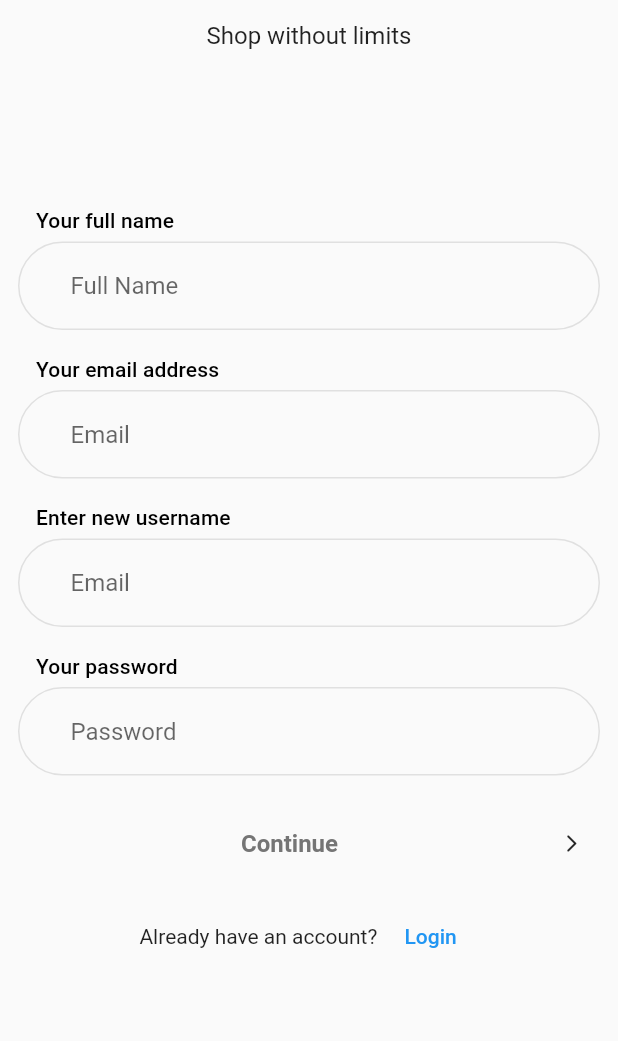
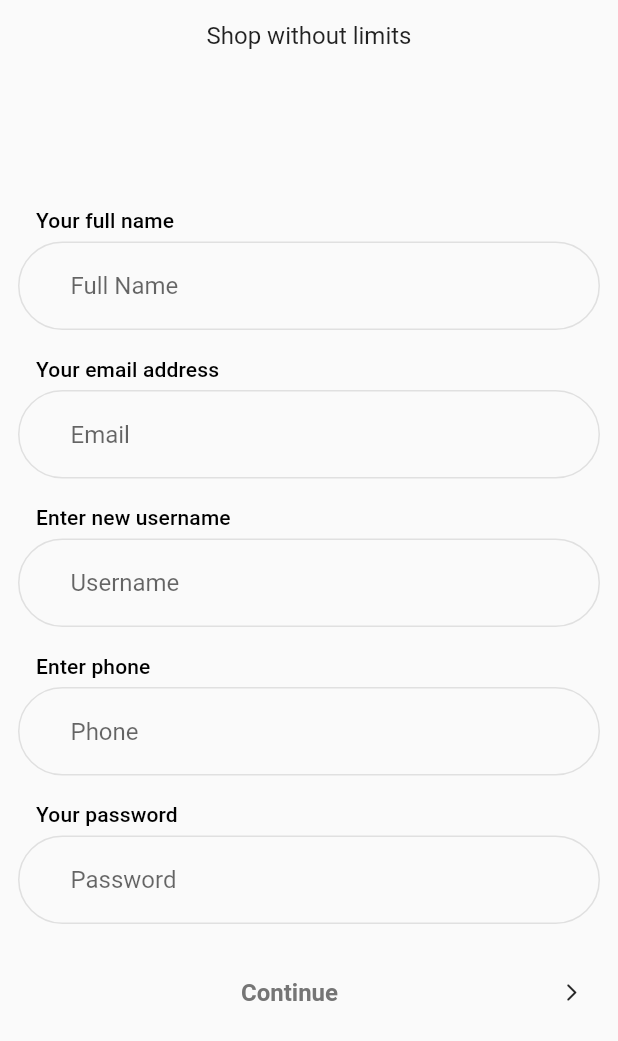
Before and after one commit to Iamkrishnaa/teicommerce, a Flutter app: the RegisterView screen opened by its route, on a phone screen of 412 x 824 dp, the part 195-1236 px from its top. Run offline on Flutter 3.47's test engine with Material 2 defaults, Android fonts, the phone set to English and light mode, and no system bars; our stand-ins replace badges, flutter_spinkit, font_awesome_flutter, get, google_fonts, shared_preferences; accounts and stored records are empty; network calls fail.

Commit message:
login register integrated

```diff
--- /dev/null
+++ b/lib/app/models/register/register_request.dart
@@ -0,0 +1,40 @@
+import 'dart:convert';
+
+class RegisterRequest {
+  RegisterRequest({
+    required this.email,
+    required this.fullName,
+    required this.userName,
+    required this.phoneNumber,
+    required this.password,
+  });
+
+  final String email;
+  final String fullName;
+  final String userName;
+  final String phoneNumber;
+  final String password;
+
+  static RegisterRequest registerRequestFromJson(String str) =>
+      RegisterRequest.fromJson(json.decode(str));
+
+  static String registerRequestToJson(RegisterRequest data) =>
+      json.encode(data.toJson());
+
+  factory RegisterRequest.fromJson(Map<String, dynamic> json) =>
+      RegisterRequest(
+        email: json["email"],
+        fullName: json["fullName"],
+        userName: json["userName"],
+        phoneNumber: json["phoneNumber"],
+        password: json["password"],
+      );
+
+  Map<String, dynamic> toJson() => {
+        "email": email,
+        "fullName": fullName,
+        "userName": userName,
+        "phoneNumber": phoneNumber,
+        "password": password,
+      };
+}
--- a/lib/app/modules/auth/controllers/auth_controller.dart
+++ b/lib/app/modules/auth/controllers/auth_controller.dart
@@ -11,10 +11,6 @@ class AuthController extends GetxController {
   handleAuth() async {
     SharedPreferences sharedPreferences = await SharedPreferences.getInstance();
     String? token = sharedPreferences.getString("token");
-    // await auth for 2 sec
-    await Future.delayed(
-      const Duration(seconds: 2),
-    );
 
     if (token != null) {
       Get.offAllNamed("home");
--- a/lib/app/modules/register/views/register_view.dart
+++ b/lib/app/modules/register/views/register_view.dart
@@ -2,6 +2,7 @@ import 'package:flutter/material.dart';
 import 'package:font_awesome_flutter/font_awesome_flutter.dart';
 
 import 'package:get/get.dart';
+import 'package:teicommerce/app/utils/helpers.dart';
 
 import '../../../consts/app_colors.dart';
 import '../../../consts/app_styles.dart';
@@ -134,12 +135,45 @@ class RegisterView extends GetView<RegisterController> {
                   ),
                 ),
                 TextFormField(
-                  controller: registerController.emailController,
+                  controller: registerController.userNameController,
                   decoration: InputDecoration(
                     border: kRoundedTextFormFieldBorder,
                     focusedBorder: kRoundedTextFormFieldBorder,
                     enabledBorder: kRoundedTextFormFieldBorder,
-                    hintText: "Email",
+                    hintText: "Username",
+                    contentPadding: const EdgeInsets.symmetric(
+                      horizontal: 35,
+                      vertical: 20,
+                    ),
+                    // prefixIcon: const Icon(
+                    //   Icons.email,
+                    // ),
+
+                    // suffixIcon: Icon(
+                    //   Icons.check,
+                    // ),
+                  ),
+                ),
+                const SizedBox(
+                  height: 12.0,
+                ),
+                Padding(
+                  padding: const EdgeInsets.symmetric(
+                    horizontal: 12.0,
+                    vertical: 6.0,
+                  ),
+                  child: Text(
+                    "Enter phone",
+                    style: Theme.of(context).textTheme.titleSmall,
+                  ),
+                ),
+                TextFormField(
+                  controller: registerController.phoneController,
+                  decoration: InputDecoration(
+                    border: kRoundedTextFormFieldBorder,
+                    focusedBorder: kRoundedTextFormFieldBorder,
+                    enabledBorder: kRoundedTextFormFieldBorder,
+                    hintText: "Phone",
                     contentPadding: const EdgeInsets.symmetric(
                       horizontal: 35,
                       vertical: 20,
@@ -189,19 +223,12 @@ class RegisterView extends GetView<RegisterController> {
                 ),
                 CustomRoundedButton(
                   color: Colors.grey.shade300,
-                  onTap: () {
-                    // LoginRequest loginRequest = LoginRequest(
-                    //   email: loginController.emailController.text,
-                    //   password: loginController.passwordController.text,
-                    // );
-                    // Get.showOverlay(
-                    //   asyncFunction: () async {
-                    //     await loginController.loginUser(loginRequest);
-                    //   },
-                    //   loadingWidget: const Center(
-                    //     child: CircularProgressIndicator(),
-                    //   ),
-                    // );
+                  onTap: () async {
+                    Get.showOverlay(
+                        asyncFunction: () async {
+                          await registerController.registerUser();
+                        },
+                        loadingWidget: Helpers.getLoadingWidget());
                   },
                   child: Row(
                     children: [
--- /dev/null
+++ b/lib/app/utils/helpers.dart
@@ -0,0 +1,10 @@
+import 'package:flutter/material.dart';
+import 'package:flutter_spinkit/flutter_spinkit.dart';
+
+class Helpers {
+  static getLoadingWidget() {
+    return const SpinKitChasingDots(
+      color: Colors.white,
+    );
+  }
+}
```
Also changed, not shown: lib/app/consts/app_apis.dart (added, +25 -0 lines), lib/app/models/login/login_request.dart (added, +29 -0 lines), lib/app/models/login/login_response.dart (added, +34 -0 lines), lib/app/modules/home/views/home_view.dart (+10 -1 lines), lib/app/modules/login/controllers/login_controller.dart (+51 -0 lines), lib/app/modules/login/views/login_view.dart (+7 -13 lines), lib/app/modules/register/controllers/register_controller.dart (+41 -0 lines), lib/app/services/auth_api_service.dart (added, +51 -0 lines), lib/app/services/product_api_service.dart (added, +32 -0 lines), analysis_options.yaml (line endings or trailing spaces).
